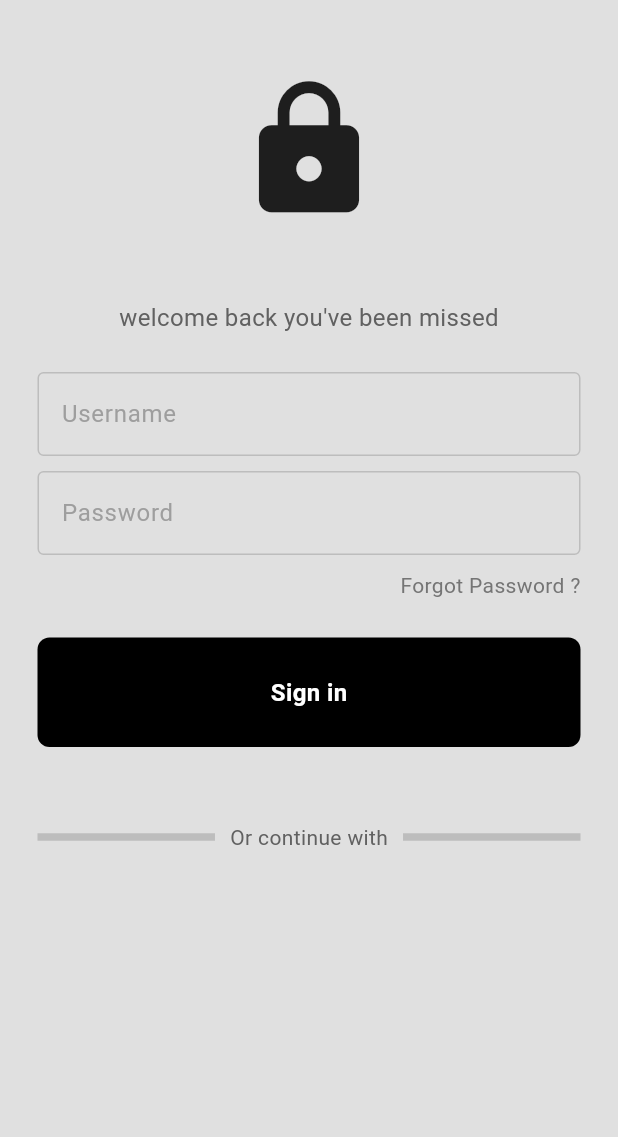
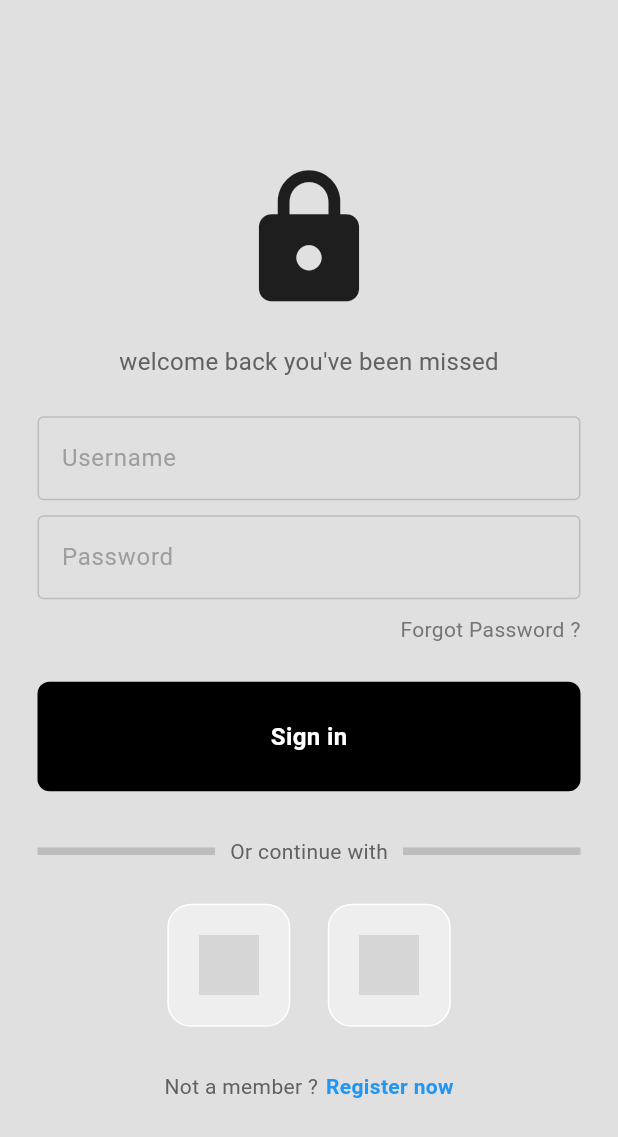
Before and after one commit to Darrylwin/goole_sign, a Flutter app: the screen it shows after launch, on a phone screen of 412 x 824 dp. Shown: the top 1137 px of the screen. Run offline on Flutter 3.47's test engine with Material 3 defaults, Android fonts, the phone set to English and light mode, and no system bars; grey boxes are pictures that could not be loaded.

Commit message:
Finalisation du design de la LoginPage. but unable to load assets google.png and apple.png

```diff
--- a/lib/pages/login_page.dart
+++ b/lib/pages/login_page.dart
@@ -1,6 +1,7 @@
 import 'package:flutter/material.dart';
 import 'package:goole_sign/components/my_button.dart';
 import 'package:goole_sign/components/my_textfield.dart';
+import 'package:goole_sign/components/square_tile.dart';
 
 class LoginPage extends StatelessWidget {
   LoginPage({super.key});
@@ -17,10 +18,12 @@ class LoginPage extends StatelessWidget {
     return Scaffold(
       backgroundColor: Colors.grey[300],
       body: SafeArea(
+        child: Center(
           child: Column(
+            mainAxisAlignment: MainAxisAlignment.center,
             children: [
               const SizedBox(
-              height: 50,
+                height: 20,
               ),
               // logo
               const Center(
@@ -31,7 +34,7 @@ class LoginPage extends StatelessWidget {
               ),
 
               const SizedBox(
-              height: 50,
+                height: 20,
               ),
 
               // welcome back you have been missed
@@ -94,7 +97,7 @@ class LoginPage extends StatelessWidget {
               ),
 
               const SizedBox(
-              height: 50,
+                height: 30,
               ),
 
               // or contiue with
@@ -127,10 +130,58 @@ class LoginPage extends StatelessWidget {
                 ),
               ),
 
+              const SizedBox(
+                height: 25,
+              ),
+
               // google - apple sign in button
+              Row(
+                mainAxisAlignment: MainAxisAlignment.center,
+                children: [
+                  // google button
+                  SquareTile(
+                    imagePath: '../images/google.png',
+                  ),
+
+                  const SizedBox(
+                    width: 25,
+                  ),
+
+                  // google button
+                  SquareTile(
+                    imagePath: '../images/apple.png',
+                  ),
+                ],
+              ),
+
+              const SizedBox(
+                height: 30,
+              ),
 
               // not a member ? register now
+              Row(
+                mainAxisAlignment: MainAxisAlignment.center,
+                children: [
+                  Text(
+                    "Not a member ?",
+                    style: TextStyle(
+                      color: Colors.grey[700],
+                    ),
+                  ),
+                  const SizedBox(
+                    width: 5,
+                  ),
+                  const Text(
+                    "Register now",
+                    style: TextStyle(
+                      color: Colors.blue,
+                      fontWeight: FontWeight.bold,
+                    ),
+                  ),
                 ],
+              )
+            ],
+          ),
         ),
       ),
     );
--- a/pubspec.yaml
+++ b/pubspec.yaml
@@ -19,4 +19,4 @@ flutter:
   uses-material-design: true
 
 assets:
-  -lib/images/
+  - lib/images/
```
Lines whose indentation alone changed are shown as unchanged.
